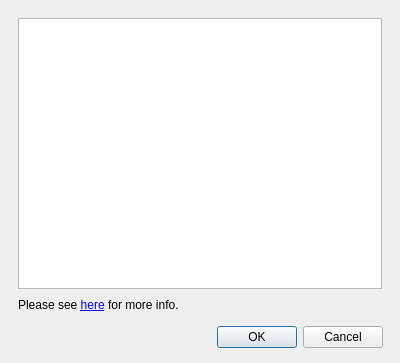
b123400/tootrain-qt, file src/misskey/misskeysettingwindow.ui: the form before one commit.
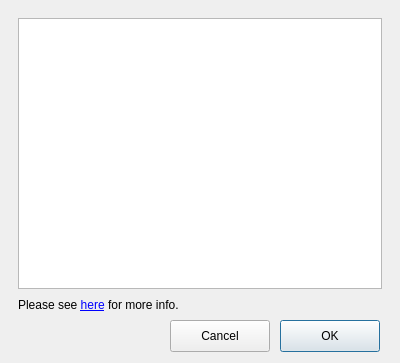
The form after the commit.

Commit message: Use Buttons instead of dialog box for consistency and localisation

Diff of the .ui file:
```diff
--- a/src/misskey/misskeysettingwindow.ui
+++ b/src/misskey/misskeysettingwindow.ui
@@ -19,22 +19,6 @@
   <property name="windowTitle">
    <string>Misskey Settings...</string>
   </property>
-  <widget class="QDialogButtonBox" name="buttonBox">
-   <property name="geometry">
-    <rect>
-     <x>32</x>
-     <y>321</y>
-     <width>351</width>
-     <height>32</height>
-    </rect>
-   </property>
-   <property name="orientation">
-    <enum>Qt::Orientation::Horizontal</enum>
-   </property>
-   <property name="standardButtons">
-    <set>QDialogButtonBox::StandardButton::Cancel|QDialogButtonBox::StandardButton::Ok</set>
-   </property>
-  </widget>
   <widget class="QLabel" name="label">
    <property name="geometry">
     <rect>
@@ -64,6 +48,35 @@
     </rect>
    </property>
   </widget>
+  <widget class="QPushButton" name="okButton">
+   <property name="geometry">
+    <rect>
+     <x>280</x>
+     <y>320</y>
+     <width>100</width>
+     <height>32</height>
+    </rect>
+   </property>
+   <property name="text">
+    <string>OK</string>
+   </property>
+   <property name="default">
+    <bool>true</bool>
+   </property>
+  </widget>
+  <widget class="QPushButton" name="cancelButton">
+   <property name="geometry">
+    <rect>
+     <x>170</x>
+     <y>320</y>
+     <width>100</width>
+     <height>32</height>
+    </rect>
+   </property>
+   <property name="text">
+    <string>Cancel</string>
+   </property>
+  </widget>
  </widget>
  <resources/>
  <connections>
```
Left out of the diff: 19 changed lines with no effect on the pictures. The commit also changes 3 other files.
